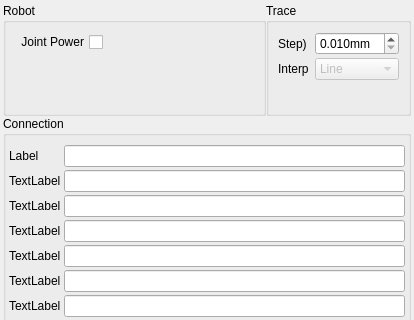
The window that source/wnd/ui/robocompref.ui (ww4u/megarobostudio) describes before a commit, drawn with Qt 5; both pictures show x 0 to 414 and y 0 to 320 of the 414 by 536 pixel window.
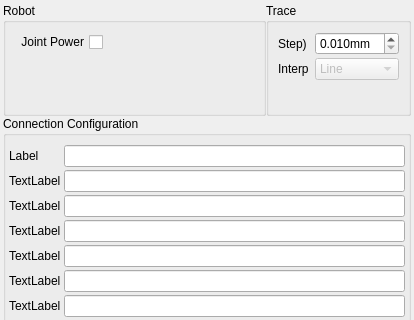
The same window after the commit. Custom widgets are drawn as their Qt base class.

```diff
--- a/source/wnd/ui/robocompref.ui
+++ b/source/wnd/ui/robocompref.ui
@@ -172,7 +172,7 @@
    <item>
     <widget class="QGroupBox" name="groupBox_2">
      <property name="title">
-      <string>Connection</string>
+      <string>Connection Configuration</string>
      </property>
      <layout class="QFormLayout" name="formLayout_2">
       <property name="horizontalSpacing">
```
